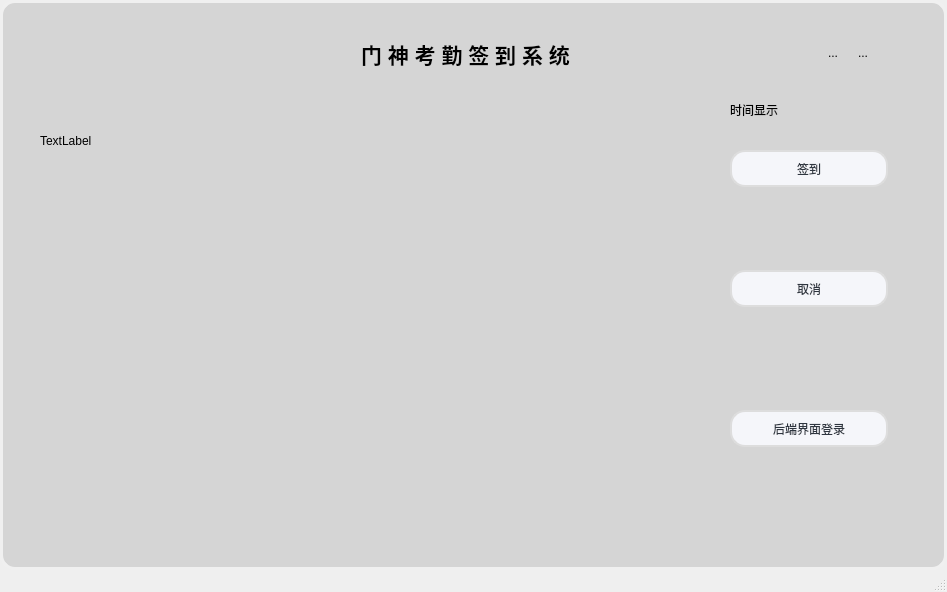
Old version of the form CDSignInSystem/mainwindow.ui in the repository ClearDewy/CDSignInSystem.
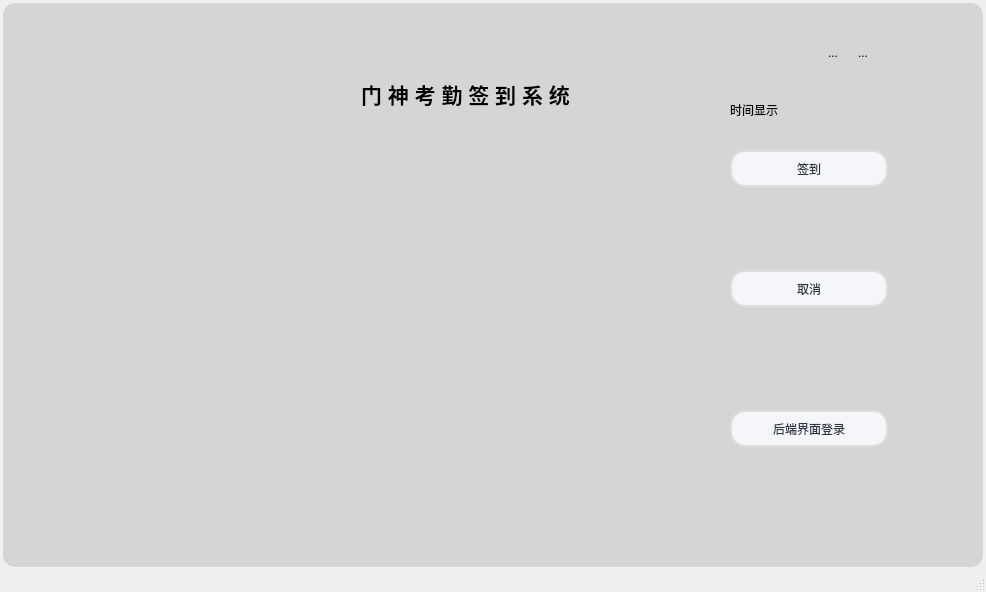
New version of the form.

Patch:
```diff
--- a/CDSignInSystem/mainwindow.ui
+++ b/CDSignInSystem/mainwindow.ui
@@ -6,7 +6,7 @@
    <rect>
     <x>0</x>
     <y>0</y>
-    <width>947</width>
+    <width>986</width>
     <height>592</height>
    </rect>
   </property>
@@ -43,19 +43,6 @@
      <string/>
     </property>
    </widget>
-   <widget class="QLabel" name="messageLabel">
-    <property name="geometry">
-     <rect>
-      <x>40</x>
-      <y>130</y>
-      <width>81</width>
-      <height>21</height>
-     </rect>
-    </property>
-    <property name="text">
-     <string>TextLabel</string>
-    </property>
-   </widget>
    <widget class="QLabel" name="Time">
     <property name="geometry">
      <rect>
@@ -295,7 +282,7 @@
     <property name="geometry">
      <rect>
       <x>310</x>
-      <y>30</y>
+      <y>70</y>
       <width>311</width>
       <height>49</height>
      </rect>
```
